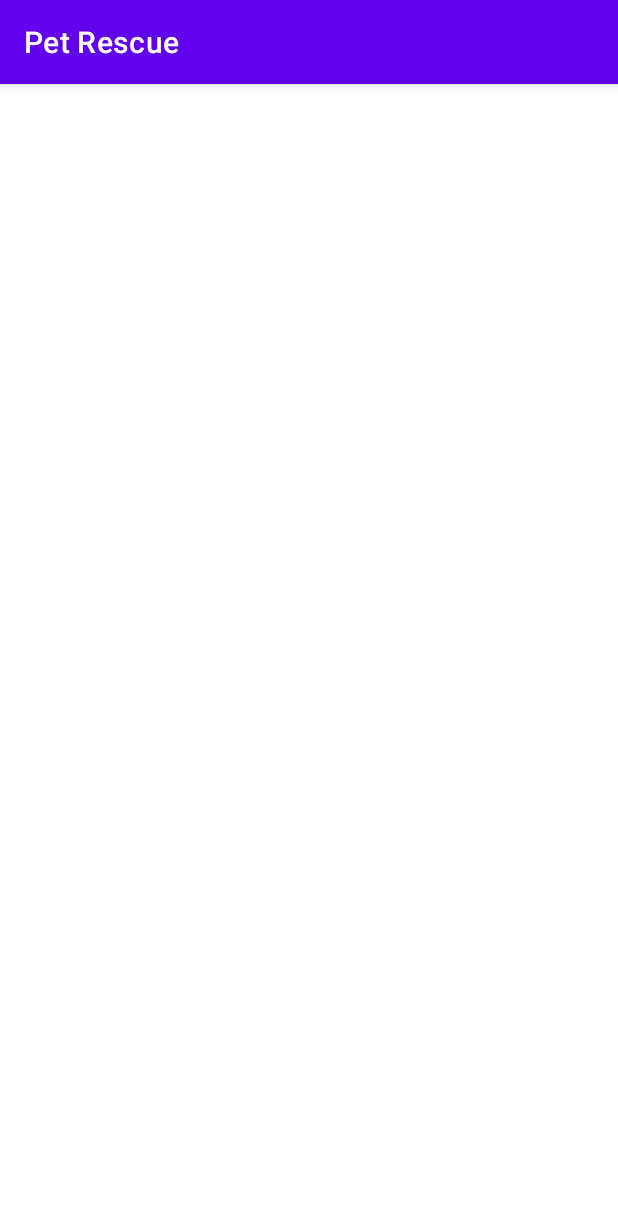
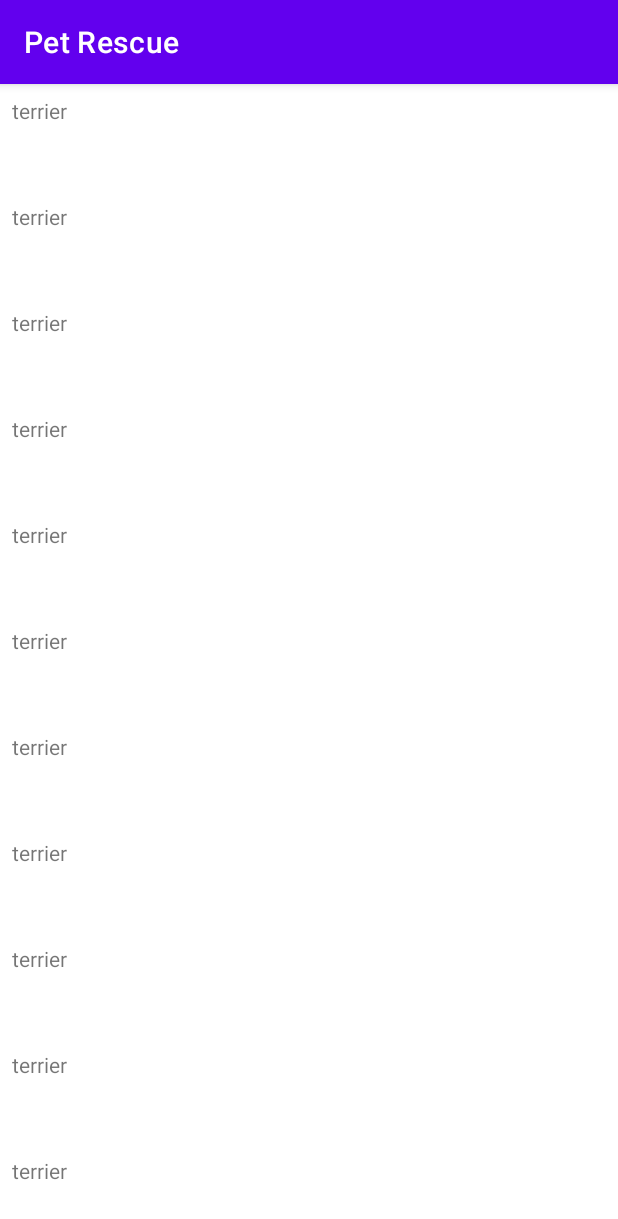
Before and after one commit to paulwang007/PetRescue, an Android app: the screen it shows after launch (DogBreedActivity), on a phone screen of 412 x 824 dp. Shown: the top 1219 px of the screen. Run offline under Robolectric (Android 15) with nearby library versions, the phone set to English and light mode, and no system bars; our stand-ins replace Dagger/Hilt's generated code, Timber, data binding; network calls fail; 1 statement that could not run was skipped.

Commit message:
Add adapter and hook it to activity.

```diff
--- a/view/src/main/AndroidManifest.xml
+++ b/view/src/main/AndroidManifest.xml
@@ -16,9 +16,9 @@
         android:supportsRtl="true"
         android:theme="@style/Theme.AndroidStarter"
         android:usesCleartextTraffic="true"
-        >
+        android:dataExtractionRules="@xml/data_extraction_rules">
         <activity
-            android:name="com.paul.wang.view.activity.DogBreedActivity"
+            android:name="com.paul.wang.view.activity.breedlist.DogBreedActivity"
             android:exported="true"
             >
             <intent-filter>
--- a/view/src/main/java/com/paul/wang/view/activity/DogBreedActivity.kt
+++ b/view/src/main/java/com/paul/wang/view/activity/breedlist/DogBreedActivity.kt
@@ -1,4 +1,4 @@
-package com.paul.wang.view.activity
+package com.paul.wang.view.activity.breedlist
 
 import android.os.Bundle
 import androidx.activity.viewModels
@@ -6,6 +6,7 @@ import androidx.appcompat.app.AppCompatActivity
 import androidx.databinding.DataBindingUtil
 import com.paul.wang.core_logic.DogBreedViewModel
 import com.paul.wang.view.R
+import com.paul.wang.view.adapter.DogBreedAdapter
 import com.paul.wang.view.databinding.ActivityDogBreedBinding
 import dagger.hilt.android.AndroidEntryPoint
 import timber.log.Timber
@@ -13,6 +14,7 @@ import timber.log.Timber
 @AndroidEntryPoint
 class DogBreedActivity : AppCompatActivity() {
     private val dogBreedViewModel: DogBreedViewModel by viewModels()
+    private val dogBreedAdapter by lazy { DogBreedAdapter() }
 
     override fun onCreate(savedInstanceState: Bundle?) {
         super.onCreate(savedInstanceState)
@@ -20,11 +22,15 @@ class DogBreedActivity : AppCompatActivity() {
             this,
             R.layout.activity_dog_breed
         )
+        binding.lifecycleOwner = this
         binding.viewmodel = dogBreedViewModel
+        binding.dogBreedRecyclerView.adapter = dogBreedAdapter
+
 
         dogBreedViewModel.dogBreed.observe(this) {
-
-            Timber.tag("DogBreed").d("Observing dogBreed = $it on thread: ${Thread.currentThread()} " )
+//            dogBreedAdapter.dogBreedList = this
+            Timber.tag("DogBreed")
+                .d("Observing dogBreed = $it on thread: ${Thread.currentThread()} ")
         }
     }
 
--- /dev/null
+++ b/view/src/main/java/com/paul/wang/view/adapter/DogBreedAdapter.kt
@@ -0,0 +1,45 @@
+package com.paul.wang.view.adapter
+
+import android.annotation.SuppressLint
+import android.view.LayoutInflater
+import android.view.ViewGroup
+import androidx.databinding.DataBindingUtil
+import androidx.recyclerview.widget.RecyclerView
+import com.paul.wang.view.R
+import com.paul.wang.view.databinding.RecyclerItemDogBreedBinding
+import com.paul.wang.viewmodel.DogBreedList
+
+class DogBreedAdapter : RecyclerView.Adapter<DogBreedViewHolder>() {
+    var dogBreedList : DogBreedList? = null
+        set(value) {
+            field = value
+            notifyDataSetChanged()
+        }
+
+    override fun onCreateViewHolder(parent: ViewGroup, viewType: Int): DogBreedViewHolder {
+        val binding = DataBindingUtil.inflate<RecyclerItemDogBreedBinding>(
+            LayoutInflater.from(parent.context),
+            R.layout.recycler_item_dog_breed,
+            parent,
+            false
+        )
+
+        return DogBreedViewHolder(binding)
+    }
+
+    override fun onBindViewHolder(holder: DogBreedViewHolder, position: Int) {
+        // TODO
+        holder.breed.text = "terrier"
+    }
+
+    override fun getItemCount(): Int {
+        // TODO
+        return 100
+    }
+}
+
+class DogBreedViewHolder(binding: RecyclerItemDogBreedBinding) :
+    RecyclerView.ViewHolder(binding.root) {
+    val breed = binding.dogBreedText
+    val subBreed = binding.dogSubBreedText
+}
--- a/view/src/main/res/layout/activity_dog_breed.xml
+++ b/view/src/main/res/layout/activity_dog_breed.xml
@@ -13,16 +13,17 @@
     <androidx.constraintlayout.widget.ConstraintLayout
         android:layout_width="match_parent"
         android:layout_height="match_parent"
-        tools:context=".activity.DogBreedActivity">
+        tools:context=".activity.breedlist.DogBreedActivity">
 
-        <TextView
-            android:id="@+id/someText"
-            android:layout_width="wrap_content"
+        <androidx.recyclerview.widget.RecyclerView
+            android:id="@+id/dogBreedRecyclerView"
+            android:layout_width="0dp"
             android:layout_height="wrap_content"
-            app:layout_constraintBottom_toBottomOf="parent"
-            app:layout_constraintLeft_toLeftOf="parent"
-            app:layout_constraintRight_toRightOf="parent"
-            app:layout_constraintTop_toTopOf="parent" />
+            app:layoutManager="androidx.recyclerview.widget.LinearLayoutManager"
+            app:layout_constraintEnd_toEndOf="parent"
+            app:layout_constraintStart_toStartOf="parent"
+            app:layout_constraintTop_toTopOf="parent"
+            />
 
     </androidx.constraintlayout.widget.ConstraintLayout>
 </layout>
--- /dev/null
+++ b/view/src/main/res/layout/recycler_item_dog_breed.xml
@@ -0,0 +1,37 @@
+<?xml version="1.0" encoding="utf-8"?>
+<layout xmlns:android="http://schemas.android.com/apk/res/android"
+    xmlns:app="http://schemas.android.com/apk/res-auto"
+    xmlns:tools="http://schemas.android.com/tools">
+
+    <data>
+
+    </data>
+
+    <androidx.constraintlayout.widget.ConstraintLayout
+        android:layout_width="match_parent"
+        android:layout_height="wrap_content">
+
+
+        <TextView
+            android:id="@+id/dogBreedText"
+            android:layout_width="wrap_content"
+            android:layout_height="wrap_content"
+            android:layout_margin="8dp"
+            app:layout_constraintBottom_toTopOf="@+id/dogSubBreedText"
+            app:layout_constraintStart_toStartOf="parent"
+            app:layout_constraintTop_toTopOf="parent"
+            tools:text="Dog Breed" />
+
+        <TextView
+            android:id="@+id/dogSubBreedText"
+            android:layout_width="wrap_content"
+            android:layout_height="wrap_content"
+            android:layout_margin="8dp"
+            app:layout_constraintBottom_toBottomOf="parent"
+            app:layout_constraintStart_toStartOf="parent"
+            app:layout_constraintTop_toBottomOf="@+id/dogBreedText"
+            tools:text="There are %d kinds of sub-breed." />
+
+    </androidx.constraintlayout.widget.ConstraintLayout>
+
+</layout>
--- a/viewmodel/src/main/java/com/paul/wang/viewmodel/BreedViewModel.kt
+++ /dev/null
@@ -1,3 +0,0 @@
-package com.paul.wang.viewmodel
-
-import com.paul.wang.response.DogBreed
```
Also changed, not shown: viewmodel/src/main/java/com/paul/wang/viewmodel/DogBreedList.kt (added, +99 -0 lines).
